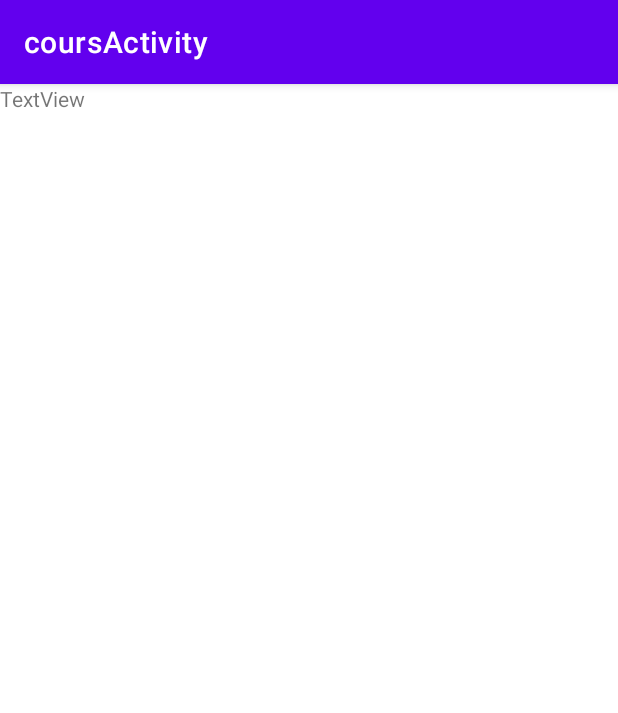
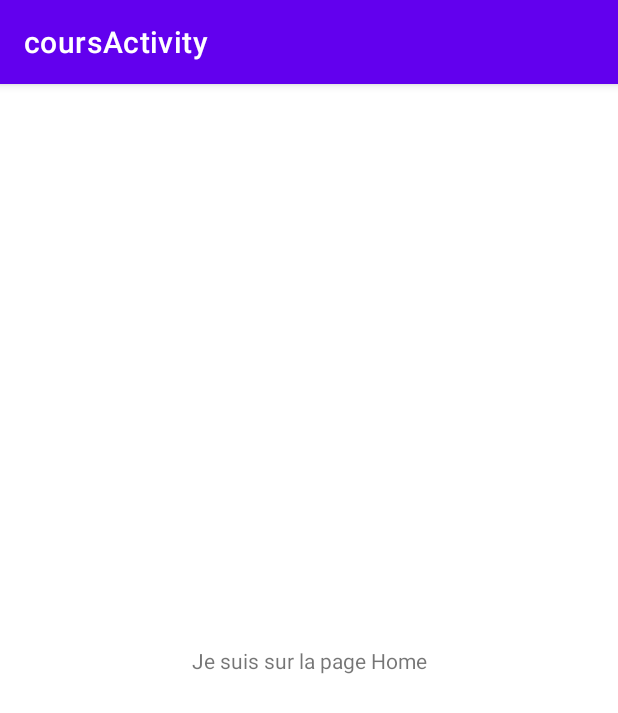
Before and after one commit to akuetedegboe/coursActivity, an Android app: the HomeActivity screen opened directly, with no data from a screen before it, on a phone screen of 412 x 824 dp. Shown: the top 713 px of the screen. Run offline under Robolectric (Android 15) with nearby library versions, the phone set to English and light mode, and no system bars.

Commit message:
Alignement au milieu du TextView

```diff
--- a/app/src/main/res/layout/activity_home.xml
+++ b/app/src/main/res/layout/activity_home.xml
@@ -10,7 +10,11 @@
         android:id="@+id/textView"
         android:layout_width="wrap_content"
         android:layout_height="wrap_content"
-        android:text="TextView"
+        android:text="Je suis sur la page Home"
+        app:layout_constraintBottom_toBottomOf="parent"
+        app:layout_constraintEnd_toEndOf="parent"
+        app:layout_constraintHorizontal_bias="0.5"
         app:layout_constraintStart_toStartOf="parent"
-        app:layout_constraintTop_toTopOf="parent" />
+        app:layout_constraintTop_toTopOf="parent"
+        app:layout_constraintVertical_bias="0.5" />
 </androidx.constraintlayout.widget.ConstraintLayout>
```
